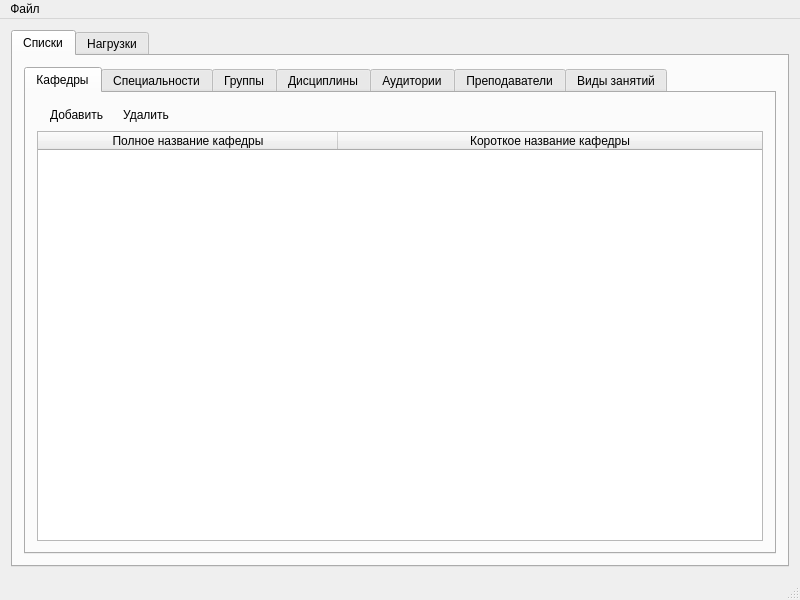
lex1133/ScheduleV2, file mainwindow.ui: the form before one commit.
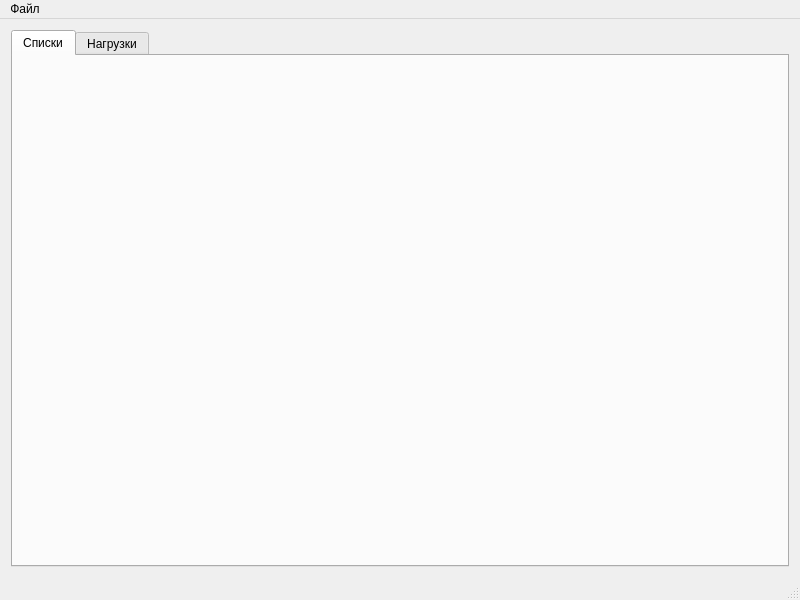
The form after the commit. Icons and pictures are not drawn.

The edit to the form file:
```diff
--- a/mainwindow.ui
+++ b/mainwindow.ui
@@ -32,6 +32,9 @@
    <layout class="QGridLayout" name="gridLayout">
     <item row="0" column="0">
      <widget class="QTabWidget" name="tabWidget">
+      <property name="enabled">
+       <bool>true</bool>
+      </property>
       <property name="currentIndex">
        <number>0</number>
       </property>
@@ -41,195 +44,14 @@
        </attribute>
        <layout class="QGridLayout" name="gridLayout_2">
         <item row="0" column="0">
-         <widget class="QTabWidget" name="CatalogsSubtab">
-          <property name="currentIndex">
+         <layout class="QGridLayout" name="CatalogsLayout">
+          <property name="sizeConstraint">
+           <enum>QLayout::SetNoConstraint</enum>
+          </property>
+          <property name="spacing">
            <number>0</number>
           </property>
-          <widget class="QWidget" name="CatalogsChairsTab">
-           <attribute name="title">
-            <string>Кафедры</string>
-           </attribute>
-           <layout class="QGridLayout" name="gridLayout_3">
-            <item row="1" column="0" colspan="4">
-             <widget class="QTableWidget" name="CatalogsChairsTable">
-              <property name="editTriggers">
-               <set>QAbstractItemView::NoEditTriggers</set>
-              </property>
-              <property name="dragDropOverwriteMode">
-               <bool>false</bool>
-              </property>
-              <property name="alternatingRowColors">
-               <bool>false</bool>
-              </property>
-              <property name="selectionMode">
-               <enum>QAbstractItemView::SingleSelection</enum>
-              </property>
-              <property name="selectionBehavior">
-               <enum>QAbstractItemView::SelectRows</enum>
-              </property>
-              <property name="sortingEnabled">
-               <bool>true</bool>
-              </property>
-              <attribute name="horizontalHeaderCascadingSectionResizes">
-               <bool>false</bool>
-              </attribute>
-              <attribute name="horizontalHeaderDefaultSectionSize">
-               <number>300</number>
-              </attribute>
-              <attribute name="horizontalHeaderMinimumSectionSize">
-               <number>300</number>
-              </attribute>
-              <attribute name="horizontalHeaderShowSortIndicator" stdset="0">
-               <bool>true</bool>
-              </attribute>
-              <attribute name="horizontalHeaderStretchLastSection">
-               <bool>true</bool>
-              </attribute>
-              <column>
-               <property name="text">
-                <string>Полное название кафедры</string>
-               </property>
-              </column>
-              <column>
-               <property name="text">
-                <string>Короткое название кафедры</string>
-               </property>
-              </column>
-             </widget>
-            </item>
-            <item row="0" column="3">
-             <spacer name="horizontalSpacer">
-              <property name="orientation">
-               <enum>Qt::Horizontal</enum>
-              </property>
-              <property name="sizeHint" stdset="0">
-               <size>
-                <width>40</width>
-                <height>20</height>
-               </size>
-              </property>
-             </spacer>
-            </item>
-            <item row="0" column="1">
-             <widget class="QToolButton" name="AddChairButton">
-              <property name="statusTip">
-               <string>Добавить кафедру в список</string>
-              </property>
-              <property name="text">
-               <string>Добавить</string>
-              </property>
-              <property name="icon">
-               <iconset>
-                <normalon>:/Icons/AddIcon.png</normalon>
-               </iconset>
-              </property>
-              <property name="iconSize">
-               <size>
-                <width>25</width>
-                <height>25</height>
-               </size>
-              </property>
-              <property name="toolButtonStyle">
-               <enum>Qt::ToolButtonTextUnderIcon</enum>
-              </property>
-              <property name="autoRaise">
-               <bool>true</bool>
-              </property>
-              <property name="arrowType">
-               <enum>Qt::NoArrow</enum>
-              </property>
-             </widget>
-            </item>
-            <item row="0" column="2">
-             <widget class="QToolButton" name="DeleteChairButton">
-              <property name="statusTip">
-               <string>Удалить кафедру из списка</string>
-              </property>
-              <property name="text">
-               <string>Удалить</string>
-              </property>
-              <property name="icon">
-               <iconset>
-                <normalon>:/Icons/DeleteIcon.png</normalon>
-               </iconset>
-              </property>
-              <property name="iconSize">
-               <size>
-                <width>25</width>
-                <height>25</height>
-               </size>
-              </property>
-              <property name="toolButtonStyle">
-               <enum>Qt::ToolButtonTextUnderIcon</enum>
-              </property>
-              <property name="autoRaise">
-               <bool>true</bool>
-              </property>
-             </widget>
-            </item>
-           </layout>
-          </widget>
-          <widget class="QWidget" name="CatalogsSpecialitiesTab">
-           <attribute name="title">
-            <string>Специальности</string>
-           </attribute>
-           <layout class="QGridLayout" name="gridLayout_4">
-            <item row="0" column="0">
-             <widget class="QTableWidget" name="CatalogsSpecialitiesTable"/>
-            </item>
-           </layout>
-          </widget>
-          <widget class="QWidget" name="CatalogsClassesTab">
-           <attribute name="title">
-            <string>Группы</string>
-           </attribute>
-           <layout class="QGridLayout" name="gridLayout_5">
-            <item row="0" column="0">
-             <widget class="QTableWidget" name="CatalogsClassesTable"/>
-            </item>
-           </layout>
-          </widget>
-          <widget class="QWidget" name="CatalogsSubjectsTab">
-           <attribute name="title">
-            <string>Дисциплины</string>
-           </attribute>
-           <layout class="QGridLayout" name="gridLayout_6">
-            <item row="0" column="0">
-             <widget class="QTableWidget" name="CatalogsSubjectsTable"/>
-            </item>
-           </layout>
-          </widget>
-          <widget class="QWidget" name="CatalogsRoomsTab">
-           <attribute name="title">
-            <string>Аудитории</string>
-           </attribute>
-           <layout class="QGridLayout" name="gridLayout_7">
-            <item row="0" column="0">
-             <widget class="QTableWidget" name="CatalogsRoomsTable"/>
-            </item>
-           </layout>
-          </widget>
-          <widget class="QWidget" name="CatalogsTeachersTab">
-           <attribute name="title">
-            <string>Преподаватели</string>
-           </attribute>
-           <layout class="QGridLayout" name="gridLayout_8">
-            <item row="0" column="0">
-             <widget class="QTableWidget" name="CatalogsTeachersTable"/>
-            </item>
-           </layout>
-          </widget>
-          <widget class="QWidget" name="CatalogsStudyTypesTab">
-           <attribute name="title">
-            <string>Виды занятий</string>
-           </attribute>
-           <layout class="QGridLayout" name="gridLayout_9">
-            <item row="0" column="0">
-             <widget class="QTableWidget" name="StudyTypesTable"/>
-            </item>
-           </layout>
-          </widget>
-         </widget>
+         </layout>
         </item>
        </layout>
       </widget>
```
